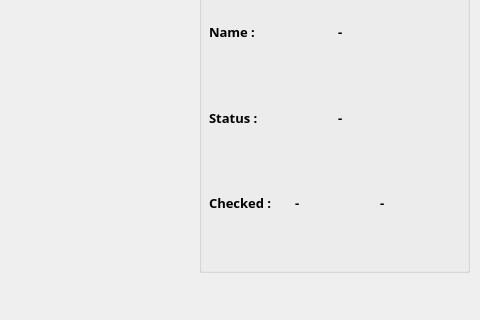
Before: the Qt Designer form Face_Detection_PyQt_base/outputwindow.ui in VTDegen/ProjectFace_1.0.1, drawn with Qt 5; both pictures show x 651 to 1131 and y 148 to 468 of the 1131 by 564 pixel window.
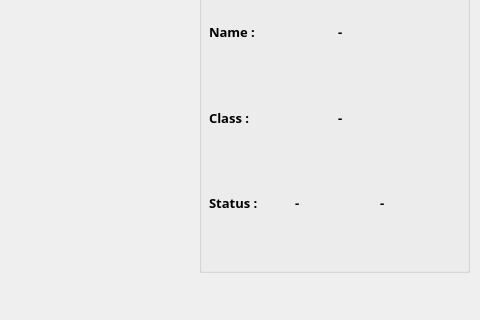
After: the same form once the commit is applied. Icons and pictures are not drawn.

```diff
--- a/Face_Detection_PyQt_base/outputwindow.ui
+++ b/Face_Detection_PyQt_base/outputwindow.ui
@@ -331,7 +331,7 @@
           </font>
          </property>
          <property name="text">
-          <string>Status :</string>
+          <string>Class :</string>
          </property>
         </widget>
        </item>
@@ -361,7 +361,7 @@
           </font>
          </property>
          <property name="text">
-          <string>Checked :</string>
+          <string>Status :</string>
          </property>
         </widget>
        </item>
```
